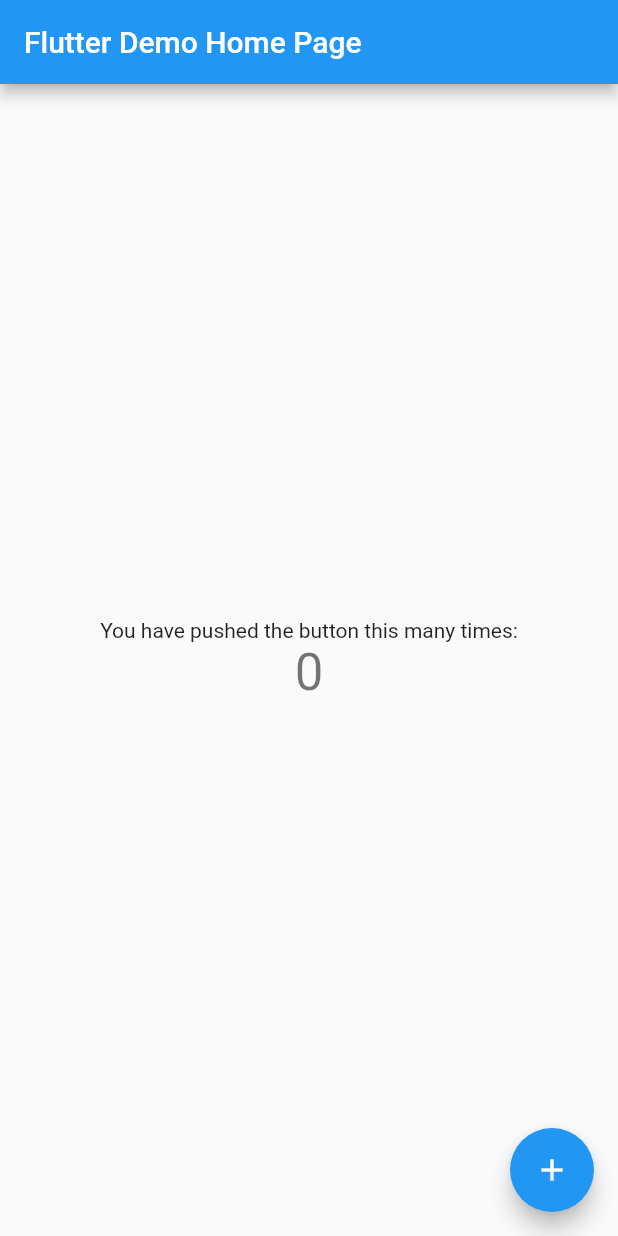
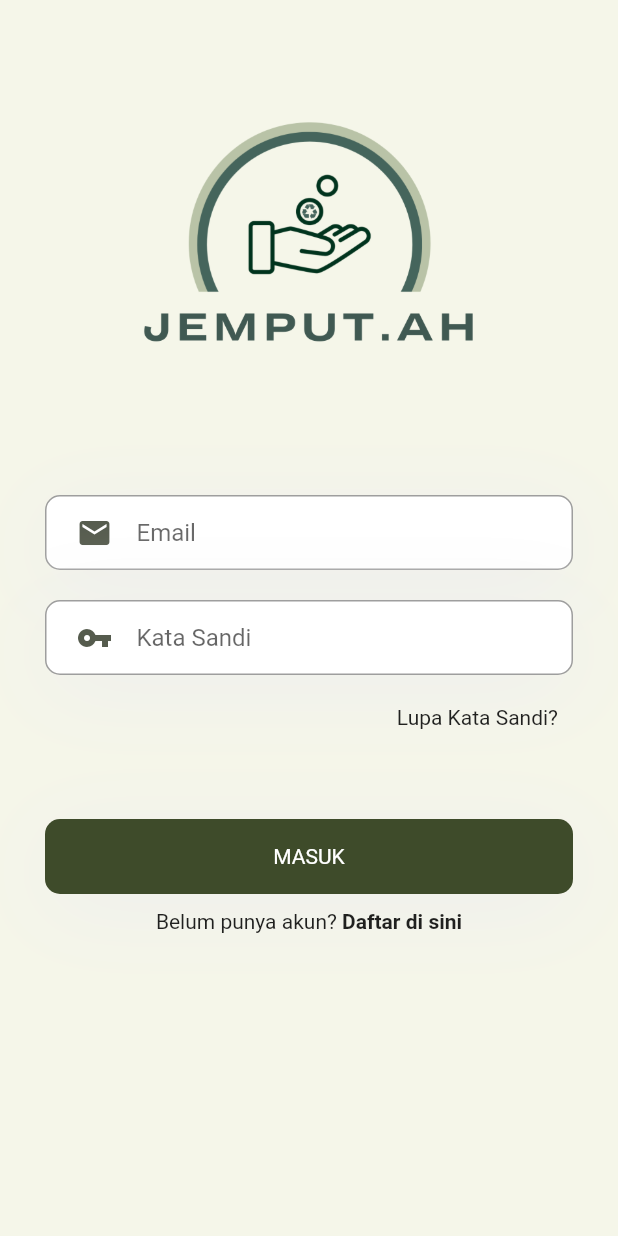
Before and after one commit to finnchristoffer/JemputAh-App, a Flutter app: the screen it shows after launch, on a phone screen of 412 x 824 dp. Run offline on Flutter 3.47's test engine with Material 2 defaults, Android fonts, the phone set to English and light mode, and no system bars.

Commit message:
add splash screen, login screen, and signup screen

```diff
--- /dev/null
+++ b/lib/login_screen.dart
@@ -0,0 +1,150 @@
+import 'package:flutter/material.dart';
+import './signup_screen.dart';
+
+class LoginScreen extends StatefulWidget {
+  @override
+  State<StatefulWidget> createState() => InitState();
+}
+
+class InitState extends State<LoginScreen> {
+  @override
+  Widget build(BuildContext context) {
+    return initWidget();
+  }
+
+  Widget initWidget() {
+    return Scaffold(
+      backgroundColor: Color.fromRGBO(245, 246, 233, 1),
+      body: SingleChildScrollView(
+        child: Column(
+          children: [
+            Container(
+              height: 300,
+              child: Center(
+                child: Column(
+                  mainAxisAlignment: MainAxisAlignment.spaceEvenly,
+                  crossAxisAlignment: CrossAxisAlignment.center,
+                  children: [
+                    Container(
+                      margin: EdgeInsets.only(top: 40),
+                      child: Image.asset('assets/images/logo.png'),
+                      height: 234,
+                      width: 234,
+                    ),
+                  ],
+                ),
+              ),
+            ),
+            Container(
+              margin: EdgeInsets.only(left: 30, right: 30, top: 30),
+              padding: EdgeInsets.only(left: 20, right: 20),
+              decoration: BoxDecoration(
+                borderRadius: BorderRadius.circular(10),
+                border: Border.all(color: Colors.grey),
+                color: Colors.white,
+                boxShadow: [
+                  BoxShadow(
+                      offset: Offset(0, 10),
+                      blurRadius: 50,
+                      color: Color(0xffEEEEEE)),
+                ],
+              ),
+              alignment: Alignment.center,
+              child: TextField(
+                cursorColor: Color(0xffF5591F),
+                decoration: InputDecoration(
+                  icon: Icon(
+                    Icons.email,
+                    color: Color.fromRGBO(85, 91, 77, 1),
+                  ),
+                  hintText: 'Email',
+                  enabledBorder: InputBorder.none,
+                  focusedBorder: InputBorder.none,
+                ),
+              ),
+            ),
+            Container(
+              margin: EdgeInsets.only(left: 30, right: 30, top: 20),
+              padding: EdgeInsets.only(left: 20, right: 20),
+              decoration: BoxDecoration(
+                borderRadius: BorderRadius.circular(10),
+                border: Border.all(color: Colors.grey),
+                color: Colors.white,
+                boxShadow: [
+                  BoxShadow(
+                      offset: Offset(0, 10),
+                      blurRadius: 50,
+                      color: Color(0xffEEEEEE)),
+                ],
+              ),
+              alignment: Alignment.center,
+              child: TextField(
+                obscureText: true,
+                cursorColor: Color(0xffF5591F),
+                decoration: InputDecoration(
+                  icon: Icon(
+                    Icons.vpn_key,
+                    color: Color.fromRGBO(85, 91, 77, 1),
+                  ),
+                  hintText: 'Kata Sandi',
+                  enabledBorder: InputBorder.none,
+                  focusedBorder: InputBorder.none,
+                ),
+              ),
+            ),
+            Container(
+              margin: EdgeInsets.only(top: 20, right: 20),
+              padding: EdgeInsets.only(left: 20, right: 20),
+              alignment: Alignment.centerRight,
+              child: GestureDetector(
+                child: Text('Lupa Kata Sandi?'),
+                onTap: () => {},
+              ),
+            ),
+            GestureDetector(
+              onTap: () => {
+                /* onClick code nanti disini */
+              },
+              child: Container(
+                margin: EdgeInsets.only(left: 30, right: 30, top: 60),
+                alignment: Alignment.center,
+                height: 50,
+                decoration: BoxDecoration(
+                  color: Color.fromRGBO(62, 75, 42, 1),
+                  borderRadius: BorderRadius.circular(10),
+                  boxShadow: [
+                    BoxShadow(
+                        offset: Offset(0, 10),
+                        blurRadius: 50,
+                        color: Color(0xffEEEEEE)),
+                  ],
+                ),
+                child: Text(
+                  'MASUK',
+                  style: TextStyle(color: Colors.white),
+                ),
+              ),
+            ),
+            Container(
+              margin: EdgeInsets.only(top: 10),
+              child:
+                  Row(mainAxisAlignment: MainAxisAlignment.center, children: [
+                Text('Belum punya akun? '),
+                GestureDetector(
+                  onTap: () => {
+                    Navigator.push(context,
+                        MaterialPageRoute(builder: (context) => SignUpScreen()))
+                  },
+                  child: Text(
+                    'Daftar di sini',
+                    style: TextStyle(fontWeight: FontWeight.bold),
+                  ),
+                ),
+              ]),
+            ),
+          ],
+        ),
+      ),
+    );
+  }
+}
--- a/lib/main.dart
+++ b/lib/main.dart
@@ -1,115 +1,17 @@
 import 'package:flutter/material.dart';
+import './splash_screen.dart';
 
 void main() {
-  runApp(const MyApp());
+  runApp(MyApp());
 }
 
 class MyApp extends StatelessWidget {
-  const MyApp({super.key});
-
   // This widget is the root of your application.
   @override
   Widget build(BuildContext context) {
     return MaterialApp(
-      title: 'Flutter Demo',
-      theme: ThemeData(
-        // This is the theme of your application.
-        //
-        // Try running your application with "flutter run". You'll see the
-        // application has a blue toolbar. Then, without quitting the app, try
-        // changing the primarySwatch below to Colors.green and then invoke
-        // "hot reload" (press "r" in the console where you ran "flutter run",
-        // or simply save your changes to "hot reload" in a Flutter IDE).
-        // Notice that the counter didn't reset back to zero; the application
-        // is not restarted.
-        primarySwatch: Colors.blue,
-      ),
-      home: const MyHomePage(title: 'Flutter Demo Home Page'),
+      debugShowCheckedModeBanner: false,
+      home: SplashScreen(),
     );
   }
 }
-
-class MyHomePage extends StatefulWidget {
-  const MyHomePage({super.key, required this.title});
-
-  // This widget is the home page of your application. It is stateful, meaning
-  // that it has a State object (defined below) that contains fields that affect
-  // how it looks.
-
-  // This class is the configuration for the state. It holds the values (in this
-  // case the title) provided by the parent (in this case the App widget) and
-  // used by the build method of the State. Fields in a Widget subclass are
-  // always marked "final".
-
-  final String title;
-
-  @override
-  State<MyHomePage> createState() => _MyHomePageState();
-}
-
-class _MyHomePageState extends State<MyHomePage> {
-  int _counter = 0;
-
-  void _incrementCounter() {
-    setState(() {
-      // This call to setState tells the Flutter framework that something has
-      // changed in this State, which causes it to rerun the build method below
-      // so that the display can reflect the updated values. If we changed
-      // _counter without calling setState(), then the build method would not be
-      // called again, and so nothing would appear to happen.
-      _counter++;
-    });
-  }
-
-  @override
-  Widget build(BuildContext context) {
-    // This method is rerun every time setState is called, for instance as done
-    // by the _incrementCounter method above.
-    //
-    // The Flutter framework has been optimized to make rerunning build methods
-    // fast, so that you can just rebuild anything that needs updating rather
-    // than having to individually change instances of widgets.
-    return Scaffold(
-      appBar: AppBar(
-        // Here we take the value from the MyHomePage object that was created by
-        // the App.build method, and use it to set our appbar title.
-        title: Text(widget.title),
-      ),
-      body: Center(
-        // Center is a layout widget. It takes a single child and positions it
-        // in the middle of the parent.
-        child: Column(
-          // Column is also a layout widget. It takes a list of children and
-          // arranges them vertically. By default, it sizes itself to fit its
-          // children horizontally, and tries to be as tall as its parent.
-          //
-          // Invoke "debug painting" (press "p" in the console, choose the
-          // "Toggle Debug Paint" action from the Flutter Inspector in Android
-          // Studio, or the "Toggle Debug Paint" command in Visual Studio Code)
-          // to see the wireframe for each widget.
-          //
-          // Column has various properties to control how it sizes itself and
-          // how it positions its children. Here we use mainAxisAlignment to
-          // center the children vertically; the main axis here is the vertical
-          // axis because Columns are vertical (the cross axis would be
-          // horizontal).
-          mainAxisAlignment: MainAxisAlignment.center,
-          children: <Widget>[
-            const Text(
-              'You have pushed the button this many times:',
-            ),
-            Text(
-              '$_counter',
-              style: Theme.of(context).textTheme.headline4,
-            ),
-          ],
-        ),
-      ),
-      floatingActionButton: FloatingActionButton(
-        onPressed: _incrementCounter,
-        tooltip: 'Increment',
-        child: const Icon(Icons.add),
-      ), // This trailing comma makes auto-formatting nicer for build methods.
-    );
-  }
-}
```
Also changed, not shown: lib/signup_screen.dart (added, +226 -0 lines), lib/splash_screen.dart (added, +54 -0 lines), pubspec.yaml (+4 -8 lines), assets/images/logo.png (added), assets/images/logo_panjang.png (added), 1 other file.
